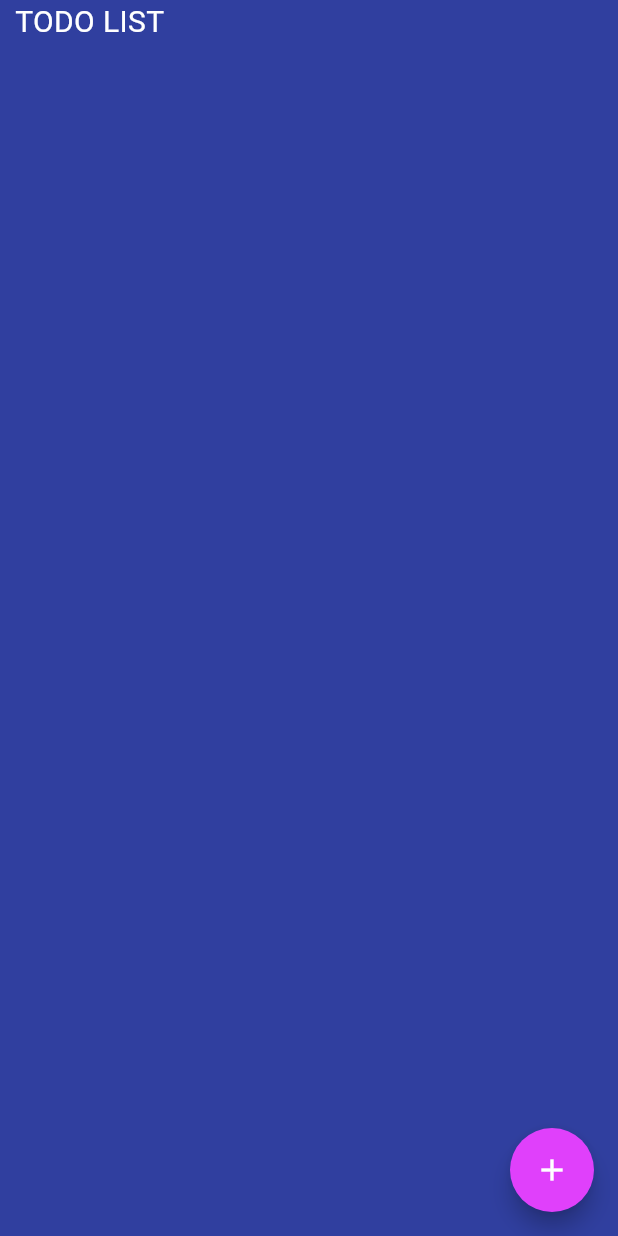
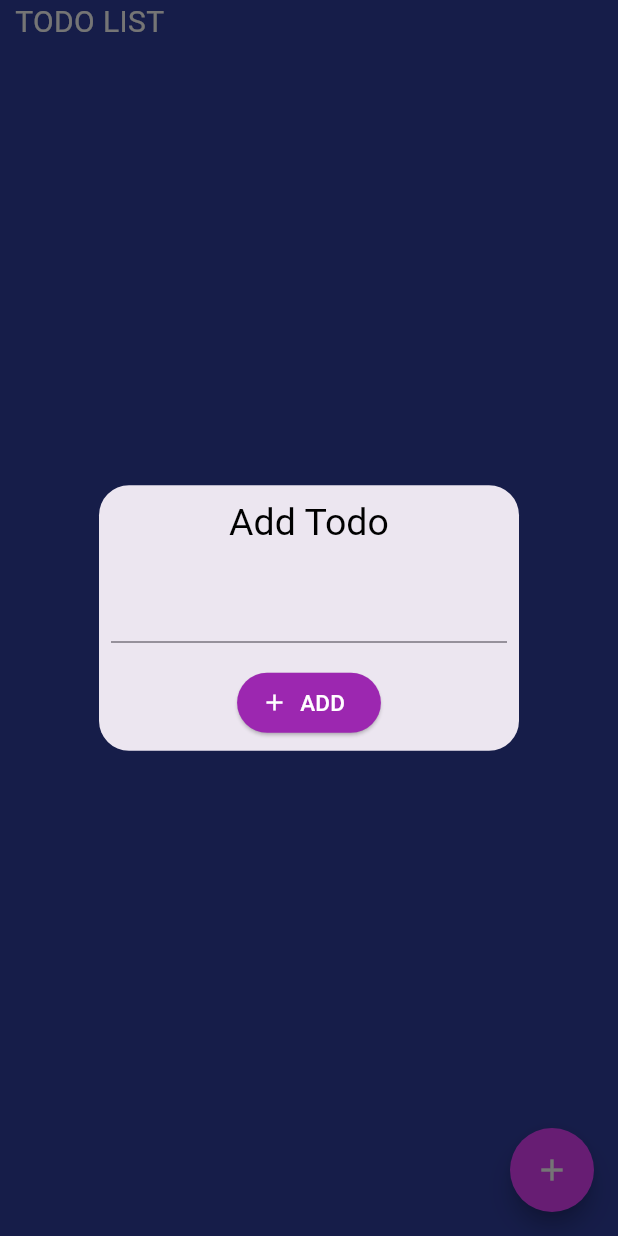
Before and after one commit to Hafeedpkl/todo_app_online, a Flutter app: the screen it shows after launch, after a tap on the "add" icon, on a phone screen of 412 x 824 dp. Run offline on Flutter 3.47's test engine with Material 2 defaults, Android fonts, the phone set to English and light mode, and no system bars; our stand-ins replace dio, flutter_screenutil, get, google_fonts, shimmer; network calls fail.

Commit message:
adding todo added

```diff
--- /dev/null
+++ b/lib/controller/bindings/home_binding.dart
@@ -0,0 +1,9 @@
+import 'package:get/get.dart';
+import 'package:todo_app/controller/todo_controller.dart';
+
+class HomePageBinding extends Bindings {
+  @override
+  void dependencies() {
+    Get.put(TodoController());
+  }
+}
--- a/lib/controller/todo_controller.dart
+++ b/lib/controller/todo_controller.dart
@@ -1,12 +1,16 @@
 import 'dart:developer';
 
+import 'package:flutter/material.dart';
 import 'package:get/get.dart';
 import 'package:todo_app/model/todo_model.dart';
 import 'package:todo_app/services/todo_service.dart';
+import 'package:todo_app/utils/reusable_widgets.dart';
 
 class TodoController extends GetxController {
   RxList<TodoModel> toDoList = <TodoModel>[].obs;
+  TextEditingController textController = TextEditingController();
   RxBool isLoading = false.obs;
+  final formKey = GlobalKey<FormState>();
   getTodo() async {
     isLoading(true);
     final response = await TodoService().getTodos();
@@ -23,4 +27,48 @@ class TodoController extends GetxController {
     getTodo();
     super.onInit();
   }
+
+  showDialogueBox() {
+    return Get.defaultDialog(
+        title: 'Add Todo',
+        titleStyle: robotoText().copyWith(color: Colors.black, fontSize: 25),
+        content: Form(
+            key: formKey,
+            child: TextFormField(
+              controller: textController,
+              validator: (value) {
+                if (value!.isEmpty) {
+                  return 'Enter Something';
+                }
+                return null;
+              },
+            )),
+        confirm: ElevatedButton.icon(
+          style: const ButtonStyle(
+              backgroundColor: MaterialStatePropertyAll(Colors.purple)),
+          icon: const Icon(Icons.add, color: Colors.white),
+          onPressed: () {
+            if (!formKey.currentState!.validate()) {
+              log('controller is empty');
+              return;
+            } else {
+              addTodo();
+              log('dhldf');
+              Get.back();
+            }
+          },
+          label: reusableText('ADD', robotoText()),
+        ));
+  }
+
+  addTodo() async {
+    if (textController.text.isNotEmpty) {
+      final response = await TodoService().addTodos(textController.text);
+      log(response.toString());
+      getTodo();
+    } else {
+      log('controller is empty');
+    }
+    textController.clear();
+  }
 }
--- a/lib/main.dart
+++ b/lib/main.dart
@@ -1,6 +1,7 @@
 import 'package:flutter/material.dart';
 import 'package:flutter_screenutil/flutter_screenutil.dart';
 import 'package:get/get.dart';
+import 'package:todo_app/controller/bindings/home_binding.dart';
 import 'package:todo_app/utils/constants.dart';
 
 void main(List<String> args) {
@@ -20,7 +21,8 @@ class MyApp extends StatelessWidget {
             primarySwatch: ColorConstants.primarySwatch,
             primaryColor: ColorConstants.primaryColor),
         getPages: Routes.getPageList,
-        initialRoute: StringConstants.homePage,
+        initialRoute: '/homepage',
+        initialBinding: HomePageBinding(),
       );
     });
   }
--- a/lib/screens/home_page.dart
+++ b/lib/screens/home/home_page.dart
@@ -15,7 +15,6 @@ class HomePage extends StatelessWidget {
 
     return Obx(() => Scaffold(
           backgroundColor: ColorConstants.primaryColor,
-
           body: Padding(
             padding: const EdgeInsets.symmetric(horizontal: 10.0),
             child: SafeArea(
@@ -82,7 +81,9 @@ class HomePage extends StatelessWidget {
             ),
           ),
           floatingActionButton: FloatingActionButton(
-            onPressed: () {},
+            onPressed: () {
+              controller.showDialogueBox();
+            },
             backgroundColor: Colors.purpleAccent,
             shape: const CircleBorder(),
             child: const Icon(
--- a/lib/services/todo_service.dart
+++ b/lib/services/todo_service.dart
@@ -4,9 +4,7 @@ import 'package:dio/dio.dart' as dio;
 import 'package:todo_app/utils/constants.dart';
 
 class TodoService {
-  late dio.Dio graphqlClient;
-  getTodos() async {
-    graphqlClient = dio.Dio(dio.BaseOptions(
+  dio.Dio graphqlClient = dio.Dio(dio.BaseOptions(
       baseUrl: ApiConstants.baseUrl,
       contentType: 'application/json',
       responseType: dio.ResponseType.json,
@@ -15,9 +13,12 @@ class TodoService {
             'ijJe7a3HEnUMXg7VzaZILVa6oMUs58jw3VVKyOsCA0B6IEe9u8c9QA5MH3RomaQb'
       },
       sendTimeout: const Duration(seconds: 5)));
+
+  getTodos() async {
     try {
-      dio.Response response =
-          await graphqlClient.post('', data: {"query": Queries.getTodo});
+      dio.Response response = await graphqlClient.post('', data: {
+        "query": Queries.getTodo,
+      });
       if (response.statusCode == 200) {
         log(response.data.toString());
         return response.data['data']['todos'];
@@ -29,4 +30,24 @@ class TodoService {
     }
     return null;
   }
+
+  addTodos(String todo) async {
+    log('addTodos');
+    try {
+      dio.Response response = await graphqlClient.post('', data: {
+        "query": Queries.addTodo,
+        "variables": {"title": todo}
+      });
+      if (response.statusCode == 200) {
+        // log(response.data.toString());
+
+        return response.data;
+      } else {
+        return null;
       }
+    } on dio.DioError catch (e) {
+      log(e.message.toString());
+    }
+    return null;
+  }
+}
```
Also changed, not shown: lib/utils/constants.dart (+13 -1 lines). Lines whose indentation alone changed are shown as unchanged.
